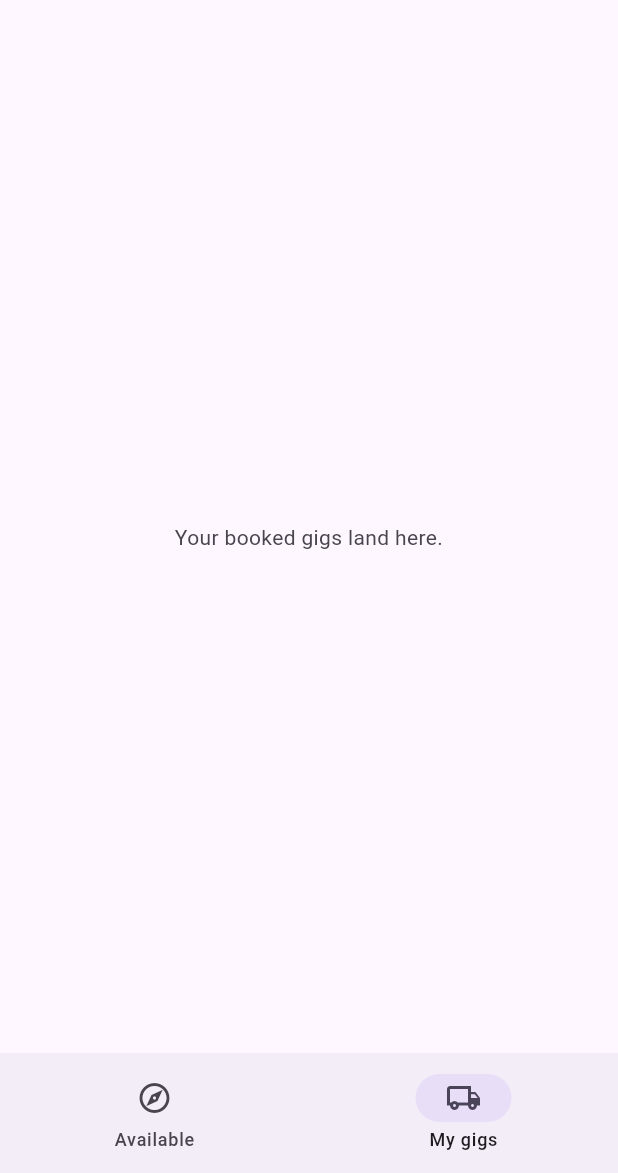
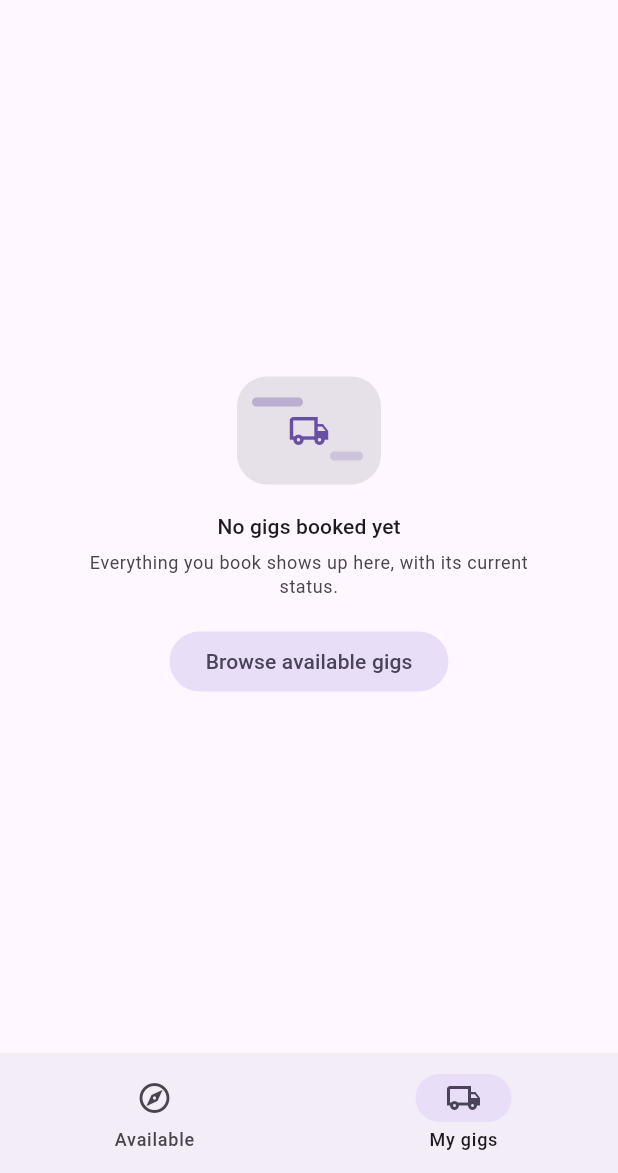
Before and after one commit to Bart-Grace/flovi-relocations, a Flutter app: the HomeShell screen opened directly, item 2 of the bottom bar chosen, on a phone screen of 412 x 824 dp, the part 63-1236 px from its top. Run offline on Flutter 3.47's test engine with Material 3 defaults, Android fonts, the phone set to English and light mode, and no system bars; our stand-ins replace google_fonts, supabase_flutter; accounts and stored records are empty.

Commit message:
feat(driver): My gigs tab
Stream stored as a field; the page lives inside the IndexedStack so its
subscription survives tab switches. Empty state is an illustrated widget with
one line of copy and a CTA back to Available.

Kept the server-side .eq('driver_id', uid) here, unlike the Available list. A
row can only leave THIS filter if driver_id is cleared, and only
release_request does that - which has no UI. A dispatcher cancelling a booked
gig keeps the driver, by design of the booked_requires_driver CHECK, so that
update stays inside the filter. The condition under which this becomes a bug
is documented next to it.

Verified: Driver A sees only his own gig, not the one Driver B booked; a gig
booked for him appears with no reload.

Prompt: 12

```diff
--- a/apps/driver-flutter/lib/data/gig_repository.dart
+++ b/apps/driver-flutter/lib/data/gig_repository.dart
@@ -20,6 +20,26 @@ class GigRepository {
   /// Errors are not translated here. `book_request` already returns the sentence the
   /// driver should read — "This gig is no longer available" — and rewording it in the
   /// client is how a message drifts away from the behaviour it describes.
+  /// Gigs belonging to this driver, live.
+  ///
+  /// Here the server-side filter IS safe, unlike the Available list. A row can only
+  /// leave this filter if `driver_id` is cleared, and the only thing that clears it is
+  /// `release_request` — which has no UI in this build. A dispatcher cancelling a booked
+  /// gig sets `status = 'cancelled'` and **keeps** the driver, by design of the
+  /// booked_requires_driver CHECK, so that update stays inside the filter and is
+  /// delivered normally.
+  ///
+  /// If a release button is ever added, this filter has to move client-side for the same
+  /// reason it had to in AvailableGigsPage: SupabaseStreamBuilder pushes stream filters
+  /// onto the realtime subscription, and its UPDATE branch never removes a record.
+  Stream<List<Map<String, dynamic>>> myGigs(String driverId) {
+    return _client
+        .from('relocation_requests')
+        .stream(primaryKey: ['id'])
+        .eq('driver_id', driverId)
+        .order('pickup_date', ascending: true);
+  }
+
   Future<RelocationRequest> book(String id) async {
     final row = await _client.rpc<dynamic>(
       'book_request',
--- /dev/null
+++ b/apps/driver-flutter/lib/features/gigs/my_gigs_page.dart
@@ -0,0 +1,152 @@
+import 'package:flutter/material.dart';
+import 'package:supabase_flutter/supabase_flutter.dart';
+
+import '../../data/gig_repository.dart';
+import '../../models/relocation_request.dart';
+import 'gig_card.dart';
+
+class MyGigsPage extends StatefulWidget {
+  const MyGigsPage({super.key, this.onBrowseAvailable});
+
+  /// CTA target for the empty state — takes the driver back to the Available tab.
+  final VoidCallback? onBrowseAvailable;
+
+  @override
+  State<MyGigsPage> createState() => _MyGigsPageState();
+}
+
+class _MyGigsPageState extends State<MyGigsPage> {
+  // Field, initialised once. The page lives inside an IndexedStack, so this
+  // subscription survives every tab switch instead of being rebuilt.
+  late final Stream<List<Map<String, dynamic>>> _stream;
+
+  @override
+  void initState() {
+    super.initState();
+    final uid = Supabase.instance.client.auth.currentUser!.id;
+    _stream = GigRepository().myGigs(uid);
+  }
+
+  @override
+  Widget build(BuildContext context) {
+    return StreamBuilder<List<Map<String, dynamic>>>(
+      stream: _stream,
+      builder: (context, snapshot) {
+        if (snapshot.hasError) {
+          return _EmptyMyGigs(
+            icon: Icons.cloud_off_outlined,
+            title: 'Could not load your gigs',
+            body: '${snapshot.error}',
+          );
+        }
+        if (!snapshot.hasData) {
+          return const Center(child: CircularProgressIndicator());
+        }
+
+        final gigs = snapshot.data!.map(RelocationRequest.fromMap).toList();
+        if (gigs.isEmpty) {
+          return _EmptyMyGigs(
+            icon: Icons.local_shipping_outlined,
+            title: 'No gigs booked yet',
+            body: 'Everything you book shows up here, with its current status.',
+            ctaLabel: 'Browse available gigs',
+            onCta: widget.onBrowseAvailable,
+          );
+        }
+
+        return ListView.separated(
+          padding: const EdgeInsets.fromLTRB(16, 16, 16, 24),
+          itemCount: gigs.length,
+          separatorBuilder: (_, _) => const SizedBox(height: 12),
+          itemBuilder: (context, i) => GigCard(request: gigs[i]),
+        );
+      },
+    );
+  }
+}
+
+/// An illustrated empty state with one line of copy and a way out — never Text('No gigs').
+class _EmptyMyGigs extends StatelessWidget {
+  const _EmptyMyGigs({
+    required this.icon,
+    required this.title,
+    required this.body,
+    this.ctaLabel,
+    this.onCta,
+  });
+
+  final IconData icon;
+  final String title;
+  final String body;
+  final String? ctaLabel;
+  final VoidCallback? onCta;
+
+  @override
+  Widget build(BuildContext context) {
+    final theme = Theme.of(context);
+    final scheme = theme.colorScheme;
+
+    return Center(
+      child: Padding(
+        padding: const EdgeInsets.symmetric(horizontal: 40),
+        child: Column(
+          mainAxisSize: MainAxisSize.min,
+          children: [
+            SizedBox(
+              width: 96,
+              height: 72,
+              child: Stack(
+                alignment: Alignment.center,
+                children: [
+                  Container(
+                    decoration: BoxDecoration(
+                      color: scheme.surfaceContainerHighest,
+                      borderRadius: BorderRadius.circular(20),
+                    ),
+                  ),
+                  Positioned(
+                    left: 10,
+                    top: 14,
+                    child: Container(
+                      width: 34,
+                      height: 6,
+                      decoration: BoxDecoration(
+                        color: scheme.primary.withValues(alpha: 0.35),
+                        borderRadius: BorderRadius.circular(999),
+                      ),
+                    ),
+                  ),
+                  Positioned(
+                    right: 12,
+                    bottom: 16,
+                    child: Container(
+                      width: 22,
+                      height: 6,
+                      decoration: BoxDecoration(
+                        color: scheme.primary.withValues(alpha: 0.2),
+                        borderRadius: BorderRadius.circular(999),
+                      ),
+                    ),
+                  ),
+                  Icon(icon, size: 28, color: scheme.primary),
+                ],
+              ),
+            ),
+            const SizedBox(height: 18),
+            Text(title, style: theme.textTheme.titleSmall),
+            const SizedBox(height: 6),
+            Text(
+              body,
+              textAlign: TextAlign.center,
+              style: theme.textTheme.bodySmall?.copyWith(color: scheme.onSurfaceVariant),
+            ),
+            if (ctaLabel != null) ...[
+              const SizedBox(height: 18),
+              FilledButton.tonal(onPressed: onCta, child: Text(ctaLabel!)),
+            ],
+          ],
+        ),
+      ),
+    );
+  }
+}
--- a/apps/driver-flutter/lib/main.dart
+++ b/apps/driver-flutter/lib/main.dart
@@ -3,6 +3,7 @@ import 'package:flutter/material.dart';
 import 'package:supabase_flutter/supabase_flutter.dart';
 
 import 'features/gigs/available_gigs_page.dart';
+import 'features/gigs/my_gigs_page.dart';
 import 'theme.dart';
 
 // Config arrives via --dart-define only. There is no committed constants file, and these
@@ -193,9 +194,9 @@ class _HomeShellState extends State<HomeShell> {
       // subscription — across switches.
       body: IndexedStack(
         index: _index,
-        children: const [
-          AvailableGigsPage(),
-          _EmptyTab(label: 'Your booked gigs land here.'),
+        children: [
+          const AvailableGigsPage(),
+          MyGigsPage(onBrowseAvailable: () => setState(() => _index = 0)),
         ],
       ),
       bottomNavigationBar: NavigationBar(
@@ -205,28 +206,6 @@ class _HomeShellState extends State<HomeShell> {
           NavigationDestination(icon: Icon(Icons.explore_outlined), label: 'Available'),
           NavigationDestination(icon: Icon(Icons.local_shipping_outlined), label: 'My gigs'),
         ],
-      ),
-    );
-  }
-}
-
-class _EmptyTab extends StatelessWidget {
-  const _EmptyTab({required this.label});
-  final String label;
-
-  @override
-  Widget build(BuildContext context) {
-    return Center(
-      child: Padding(
-        padding: const EdgeInsets.symmetric(horizontal: 32),
-        child: Text(
-          label,
-          textAlign: TextAlign.center,
-          style: Theme.of(context)
-              .textTheme
-              .bodyMedium
-              ?.copyWith(color: Theme.of(context).colorScheme.onSurfaceVariant),
-        ),
       ),
     );
   }
```
Also changed, not shown: 1 other file.
